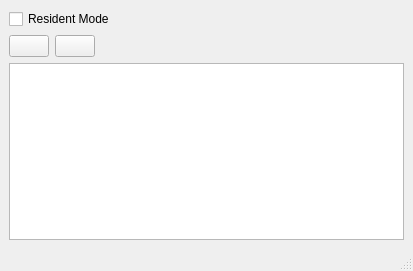
This is mainwindow.ui in Ming-Hao/ClipboardTracker as Qt 5 draws it before an edit. The edited form follows.
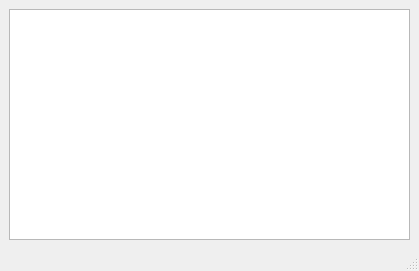
This is the edited form.

Commit message: Use QAction instead of QPushButton, QCheckBox and update QListView stylesheet

The edit to the form file:
```diff
--- a/mainwindow.ui
+++ b/mainwindow.ui
@@ -6,7 +6,7 @@
    <rect>
     <x>0</x>
     <y>0</y>
-    <width>413</width>
+    <width>419</width>
     <height>271</height>
    </rect>
   </property>
@@ -16,49 +16,35 @@
   <widget class="QWidget" name="centralwidget">
    <layout class="QVBoxLayout" name="verticalLayout_2">
     <item>
-     <widget class="QCheckBox" name="chkboxResident">
-      <property name="text">
-       <string>Resident Mode</string>
+     <widget class="QListView" name="textTypeListView">
+      <property name="styleSheet">
+       <string notr="true">QListView {
+    outline: 0px;
+}
+
+QListView::item {
+    color: rgb(0,0,0);
+    border:none;
+}
+
+QListView::item:selected:!hover{
+	background-color: rgb(210, 210, 210);
+}
+
+QListView::item:selected:hover{
+	background-color: rgb(190, 190, 190);
+}
+
+QListView::item:hover {
+	background-color: rgb(240, 240, 240);
+}
+</string>
+      </property>
+      <property name="horizontalScrollBarPolicy">
+       <enum>Qt::ScrollBarAlwaysOff</enum>
       </property>
      </widget>
     </item>
-    <item>
-     <layout class="QHBoxLayout" name="horizontalLayout">
-      <property name="topMargin">
-       <number>0</number>
-      </property>
-      <item>
-       <widget class="QPushButton" name="btnOpenFile">
-        <property name="text">
-         <string/>
-        </property>
-       </widget>
-      </item>
-      <item>
-       <widget class="QPushButton" name="btnDelete">
-        <property name="text">
-         <string/>
-        </property>
-       </widget>
-      </item>
-      <item>
-       <spacer name="horizontalSpacer">
-        <property name="orientation">
-         <enum>Qt::Horizontal</enum>
-        </property>
-        <property name="sizeHint" stdset="0">
-         <size>
-          <width>40</width>
-          <height>20</height>
-         </size>
-        </property>
-       </spacer>
-      </item>
-     </layout>
-    </item>
-    <item>
-     <widget class="QListView" name="textTypeListView"/>
-    </item>
    </layout>
   </widget>
   <widget class="QMenuBar" name="menubar">
@@ -71,7 +57,13 @@
     </rect>
    </property>
   </widget>
-  <widget class="QStatusBar" name="statusbar"/>
+  <widget class="QStatusBar" name="statusbar">
+   <property name="font">
+    <font>
+     <pointsize>10</pointsize>
+    </font>
+   </property>
+  </widget>
  </widget>
  <resources/>
  <connections/>
```
Left out of the diff: 2 changed lines with no effect on the pictures. The commit also changes 3 other files.
